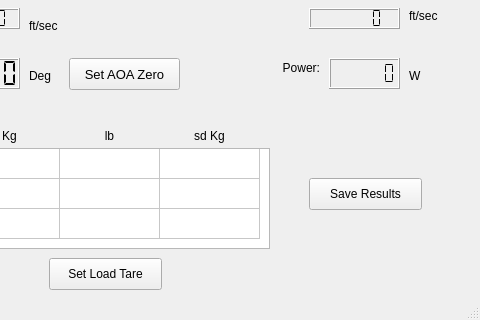
First picture: the form in Tunnel_Model.ui, repository n2ee/Wind-Tunnel-GUI, before the edit; both pictures show x 121 to 601 and y 172 to 492 of the 601 by 492 pixel window.
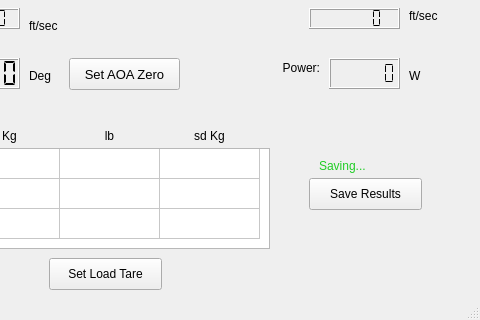
Second picture: the form after the edit.

Commit message:
Add 'Saving..." cue to window
When "Save Results" button is clicked, write "Saving..." above it for one second to confirm that click was successful.

The edit to the form file:
```diff
--- a/Tunnel_Model.ui
+++ b/Tunnel_Model.ui
@@ -619,6 +619,113 @@
      <set>Qt::AlignRight|Qt::AlignTrailing|Qt::AlignVCenter</set>
     </property>
    </widget>
+   <widget class="QLabel" name="lblSaving">
+    <property name="geometry">
+     <rect>
+      <x>440</x>
+      <y>330</y>
+      <width>61</width>
+      <height>16</height>
+     </rect>
+    </property>
+    <property name="palette">
+     <palette>
+      <active>
+       <colorrole role="WindowText">
+        <brush brushstyle="SolidPattern">
+         <color alpha="255">
+          <red>32</red>
+          <green>205</green>
+          <blue>37</blue>
+         </color>
+        </brush>
+       </colorrole>
+       <colorrole role="Text">
+        <brush brushstyle="SolidPattern">
+         <color alpha="255">
+          <red>32</red>
+          <green>205</green>
+          <blue>37</blue>
+         </color>
+        </brush>
+       </colorrole>
+       <colorrole role="ButtonText">
+        <brush brushstyle="SolidPattern">
+         <color alpha="255">
+          <red>32</red>
+          <green>205</green>
+          <blue>37</blue>
+         </color>
+        </brush>
+       </colorrole>
+      </active>
+      <inactive>
+       <colorrole role="WindowText">
+        <brush brushstyle="SolidPattern">
+         <color alpha="255">
+          <red>32</red>
+          <green>205</green>
+          <blue>37</blue>
+         </color>
+        </brush>
+       </colorrole>
+       <colorrole role="Text">
+        <brush brushstyle="SolidPattern">
+         <color alpha="255">
+          <red>32</red>
+          <green>205</green>
+          <blue>37</blue>
+         </color>
+        </brush>
+       </colorrole>
+       <colorrole role="ButtonText">
+        <brush brushstyle="SolidPattern">
+         <color alpha="255">
+          <red>32</red>
+          <green>205</green>
+          <blue>37</blue>
+         </color>
+        </brush>
+       </colorrole>
+      </inactive>
+      <disabled>
+       <colorrole role="WindowText">
+        <brush brushstyle="SolidPattern">
+         <color alpha="255">
+          <red>69</red>
+          <green>69</green>
+          <blue>69</blue>
+         </color>
+        </brush>
+       </colorrole>
+       <colorrole role="Text">
+        <brush brushstyle="SolidPattern">
+         <color alpha="255">
+          <red>69</red>
+          <green>69</green>
+          <blue>69</blue>
+         </color>
+        </brush>
+       </colorrole>
+       <colorrole role="ButtonText">
+        <brush brushstyle="SolidPattern">
+         <color alpha="255">
+          <red>106</red>
+          <green>104</green>
+          <blue>100</blue>
+         </color>
+        </brush>
+       </colorrole>
+      </disabled>
+     </palette>
+    </property>
+    <property name="focusPolicy">
+     <enum>Qt::NoFocus</enum>
+    </property>
+    <property name="text">
+     <string>Saving...</string>
+    </property>
+   </widget>
    <zorder>outAnemometerFps</zorder>
    <zorder>btnLoadTare</zorder>
    <zorder>inpRunName</zorder>
```
Left out of the diff: 1 changed line with no effect on the pictures. The commit also changes 2 other files.
